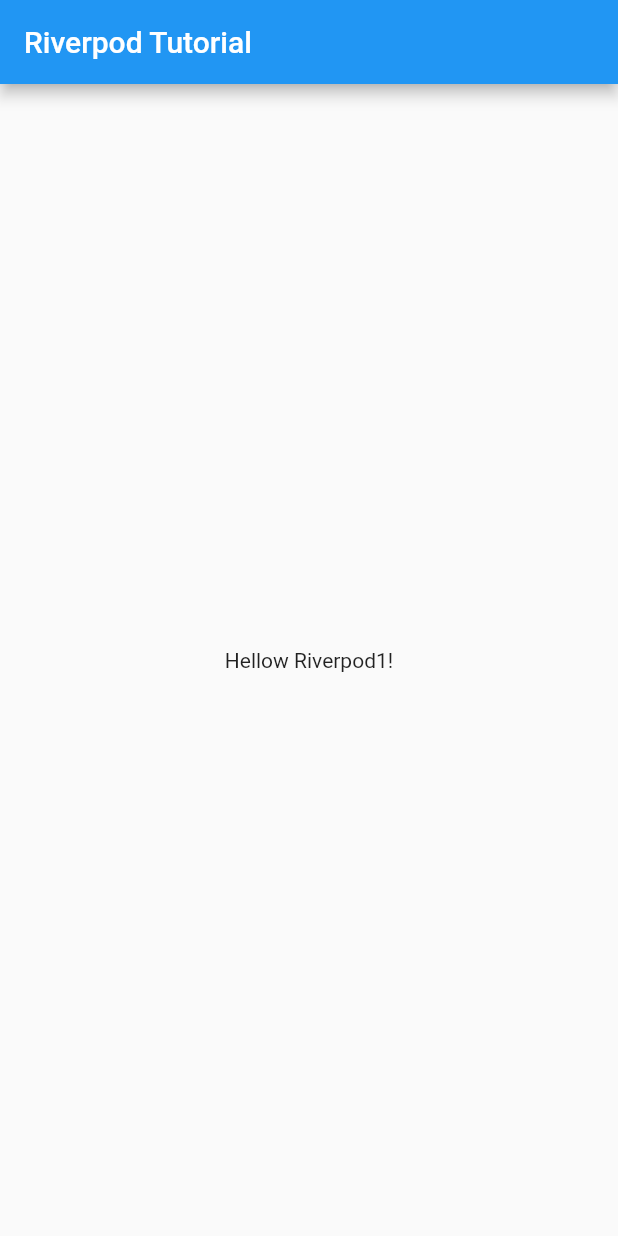
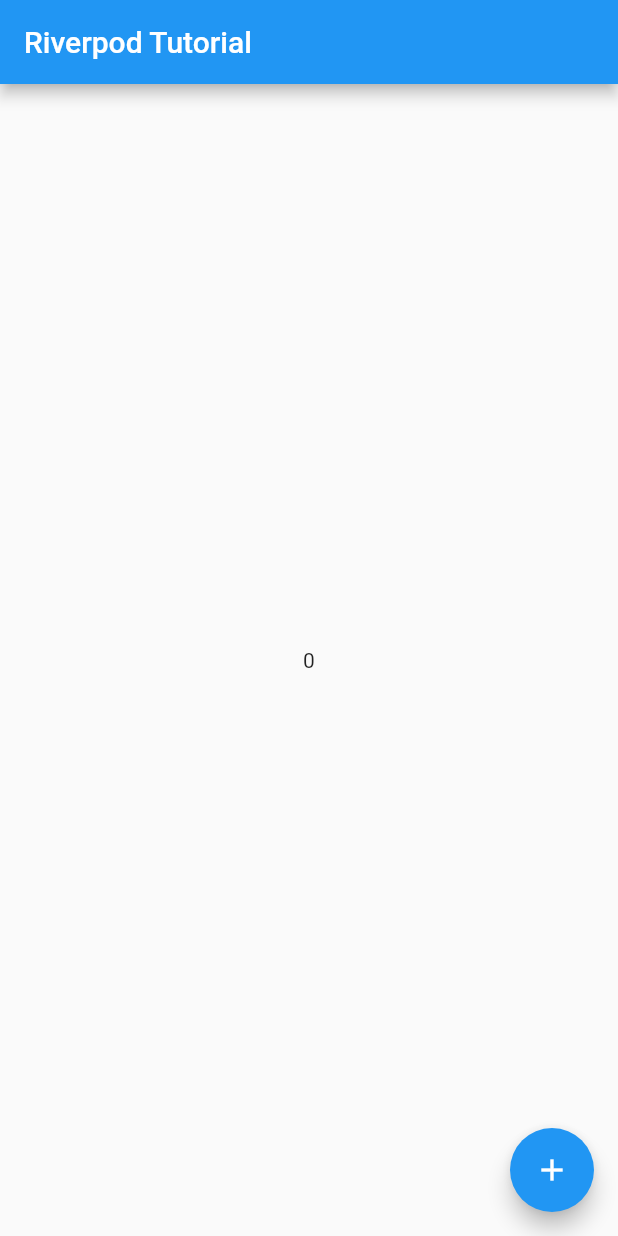
Before and after one commit to tharindu97/flutter-riverpod-example, a Flutter app: the screen it shows after launch, on a phone screen of 412 x 824 dp. Run offline on Flutter 3.47's test engine with Material 2 defaults, Android fonts, the phone set to English and light mode, and no system bars; our stand-ins replace flutter_riverpod.

Commit message:
changeNotifier completed

```diff
--- a/riverpodexample/lib/main.dart
+++ b/riverpodexample/lib/main.dart
@@ -3,6 +3,17 @@ import 'package:flutter_riverpod/flutter_riverpod.dart';
 
 void main() => runApp(ProviderScope(child: MyApp()));
 
+class IncrementNotifier extends ChangeNotifier {
+  int _value = 0;
+  int get value => _value;
+
+  void increment() {
+    _value++;
+    notifyListeners();
+  }
+}
+
+final incrementProvider = ChangeNotifierProvider((ref) => IncrementNotifier());
 final greetingProvider = Provider((ref) => 'Hellow Riverpod1!');
 
 class MyApp extends StatelessWidget {
@@ -16,14 +27,42 @@ class MyApp extends StatelessWidget {
         ),
         body: Center(
           child: Consumer(builder: (context, watch, child) {
-            final greeting = watch(greetingProvider);
-            return Text(greeting);
+            final incrementNotifier = watch(incrementProvider);
+            return Text(incrementNotifier.value.toString());
           }),
+        ),
+        floatingActionButton: FloatingActionButton(
+          onPressed: () {
+            context.read(incrementProvider).increment();
+          },
+          child: Icon(Icons.add),
         ),
       ),
     );
   }
 }
+
+// Example 02
+
+// class MyApp extends StatelessWidget {
+//   @override
+//   Widget build(BuildContext context) {
+//     return MaterialApp(
+//       title: 'Flutter Riverpod Tutorial',
+//       home: Scaffold(
+//         appBar: AppBar(
+//           title: Text("Riverpod Tutorial"),
+//         ),
+//         body: Center(
+//           child: Consumer(builder: (context, watch, child) {
+//             final greeting = watch(greetingProvider);
+//             return Text(greeting);
+//           }),
+//         ),
+//       ),
+//     );
+//   }
+// }
 
 // Example 01
 
```
